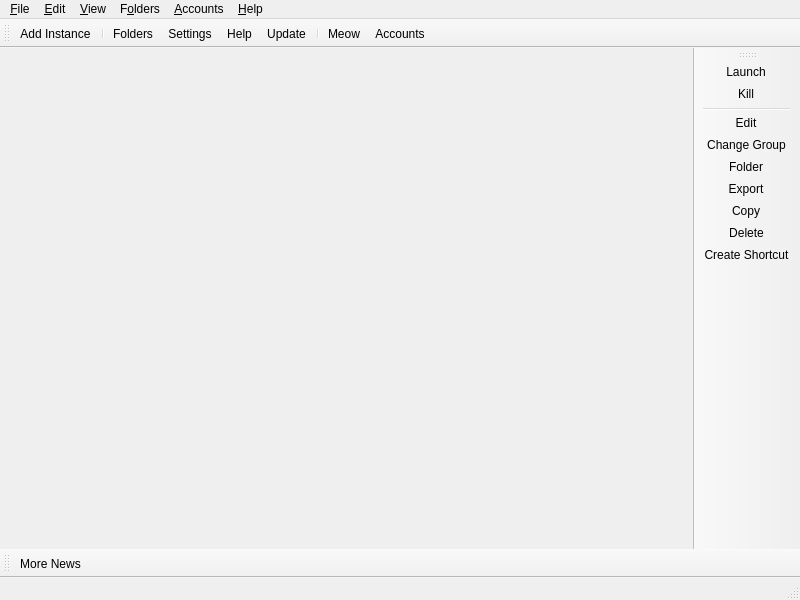
PrismLauncher/PrismLauncher, file launcher/ui/MainWindow.ui: the form before one commit.
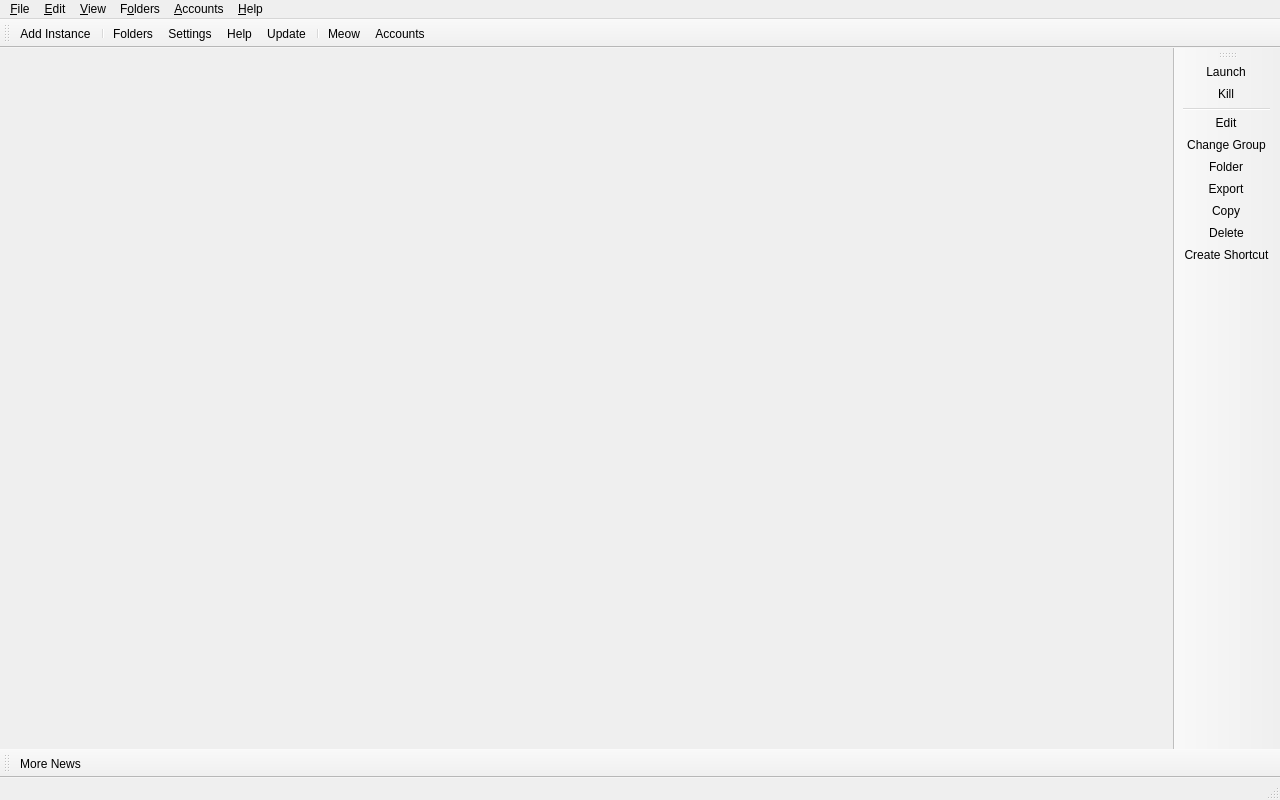
The form after the commit. Icons and pictures are not drawn. Custom widgets are drawn as their Qt base class.

Commit message: ui: establish Cloudy desktop window baseline

What changed in the file:
```diff
--- a/launcher/ui/MainWindow.ui
+++ b/launcher/ui/MainWindow.ui
@@ -6,10 +6,16 @@
    <rect>
     <x>0</x>
     <y>0</y>
-    <width>800</width>
-    <height>600</height>
+    <width>1280</width>
+    <height>800</height>
    </rect>
   </property>
+  <property name="minimumSize">
+   <size>
+    <width>980</width>
+    <height>640</height>
+   </size>
+  </property>
   <widget class="QWidget" name="centralWidget">
    <layout class="QHBoxLayout" name="horizontalLayout">
     <property name="spacing">
```
